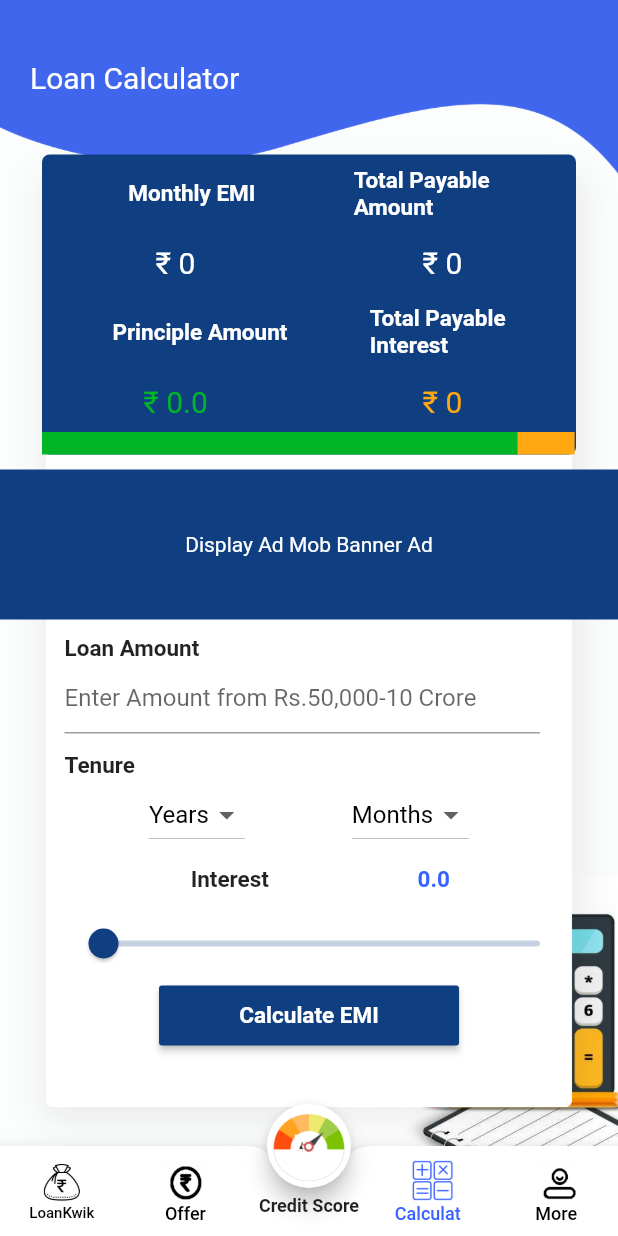
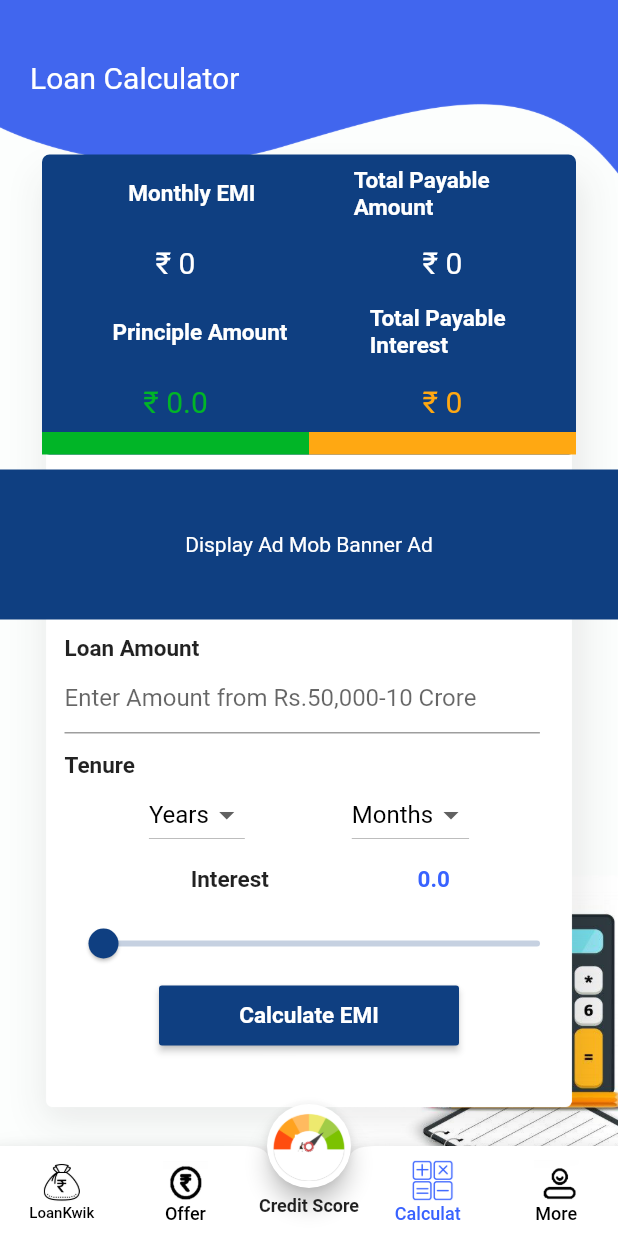
Before and after one commit to AkaankshK/loan_app, a Flutter app: the screen it shows once a user with an empty profile is signed in, item 3 of the bottom bar chosen, on a phone screen of 412 x 824 dp. Run offline on Flutter 3.47's test engine with Material 2 defaults, Android fonts, the phone set to English and light mode, and no system bars; drawn by our look-alikes of auto_size_text; our stand-ins replace cloud_firestore, firebase_auth, smooth_page_indicator, webview_flutter; missing offline and left inert: autocomplete_textfield, gzx_dropdown_menu; accounts and stored records are empty.

Commit message:
All Fixes Done

```diff
--- a/lib/Calculator/Calculator.dart
+++ b/lib/Calculator/Calculator.dart
@@ -329,15 +329,19 @@ class _CalculatorState extends State<Calculator> {
             ),
             Row(
               children: [
-                Container(
+                Expanded(
+                  child: Container(
                     height: 15,
                     width: MediaQuery.of(context).size.width / 1.3,
                     color: greenColor,
                   ),
-                Container(
+                ),
+                Expanded(
+                  child: Container(
                     width: MediaQuery.of(context).size.width / 10.8,
                     height: 15,
                     color: yellowColor,
+                  ),
                 )
               ],
             ),
--- a/lib/LoansAgentProperty/LoanAgentData.dart
+++ b/lib/LoansAgentProperty/LoanAgentData.dart
@@ -15,6 +15,7 @@ var ascend={
   "earlyrepayment":null,
   "overdue":"1180 /- BOUNCING,COLLECTION VISIT CHARGES 1180 /- AND 3% PENALTY CHAREGE P.M",
   "loandisbursal":"BORROWER ACCOUNTS",
+  "url": "https://ascendcap.in/",
 };
 
 var csl={
@@ -34,6 +35,7 @@ var csl={
   "earlyrepayment":"As per agreement",
   "overdue":"As per agreement",
   "loandisbursal":"transfer to borrower bank account",
+  "url": "https://www.cslfinance.in/",
 
 
 };
@@ -54,6 +56,7 @@ var au={
   "earlyrepayment":"5% within a year, 3% after a year (on principal o/s)",
   "overdue":"5% within a year, 3% after a year (on principal o/s)",
   "loandisbursal":"In Customers Bank Account",
+  "url": "https://www.aubank.in/",
 };
 
 
```
Also changed, not shown: lib/CreditCards/CreditCardData.dart (+11 -1 lines), lib/CreditCards/CreditCardDetails.dart (+11 -2 lines), lib/CreditScore/CreditScore.dart (+11 -3 lines), lib/LoansAgentProperty/LoanAgentDetails.dart (+11 -2 lines), lib/LoansAgentProperty/LoanAgentList.dart (+9 -1 lines). Lines whose indentation alone changed are shown as unchanged.
